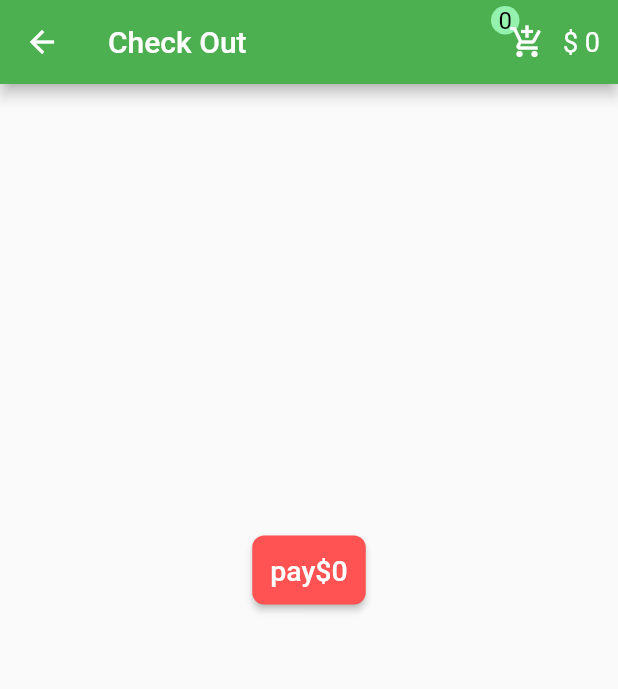
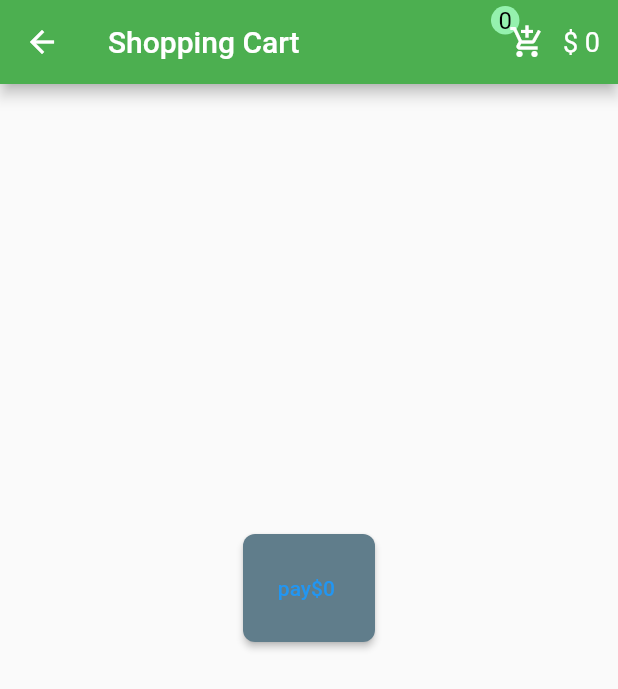
Before and after one commit to Samaramir/Flowers_app, a Flutter app: the CheckOut screen opened directly, on a phone screen of 412 x 824 dp. Shown: the top 689 px of the screen. Run offline on Flutter 3.47's test engine with Material 2 defaults, Android fonts, the phone set to English and light mode, and no system bars.

Commit message:
samar create

```diff
--- a/lib/pages/Check_out.dart
+++ b/lib/pages/Check_out.dart
@@ -2,6 +2,7 @@ import 'package:flutter/material.dart';
 import 'package:provider/provider.dart';
 import 'package:untitled1/Provider/cart.dart';
 import 'package:untitled1/Shard/App_Bar.dart';
+import 'package:untitled1/pages/login.dart';
 class CheckOut extends StatelessWidget {
   const CheckOut({Key? key}) : super(key: key);
 
@@ -10,7 +11,7 @@ class CheckOut extends StatelessWidget {
     final cartInstance =Provider.of<Cart>(context);
     return Scaffold(
       appBar:AppBar(
-        title: const Text('Check Out'),
+        title: const Text('Shopping Cart'),
         backgroundColor:Colors.green,
         actions: const [
           ProductsandPrice()
@@ -28,7 +29,7 @@ class CheckOut extends StatelessWidget {
                     leading: CircleAvatar(backgroundImage: AssetImage(cartInstance.SelectedProducts[index].imgpath),),
                     trailing: IconButton(onPressed: (){
                       cartInstance.delete(cartInstance.SelectedProducts[index]);
-                      },icon:const Icon(Icons.remove)),
+                      }, icon:const Icon(Icons.remove)),
                   ),
                 );
 
@@ -37,11 +38,13 @@ class CheckOut extends StatelessWidget {
     ),
        ElevatedButton(onPressed:(){},
          style: ButtonStyle(
-           backgroundColor: MaterialStateProperty.all(Colors.redAccent),
+           backgroundColor: MaterialStateProperty.all(Colors.blueGrey),
            padding: MaterialStateProperty.all(const EdgeInsets.all(12)),
            shape: MaterialStateProperty.all(RoundedRectangleBorder(borderRadius: BorderRadius.circular(8)))
          ),
-           child:Text('pay\$${cartInstance.price}',style: const TextStyle(fontSize: 19),),
+           child:TextButton(onPressed: (){Navigator.push(context,MaterialPageRoute(builder: (context)=> const Login(),),); }, child:Text( 'pay\$${cartInstance.price} ' ,),),
+           //Text('pay\$${cartInstance.price}',style: const TextStyle(fontSize: 19),),
+          // Navigator.push(context,MaterialPageRoute(builder: (context)=> const Login(),),);
        )
         ],
       ));
```
